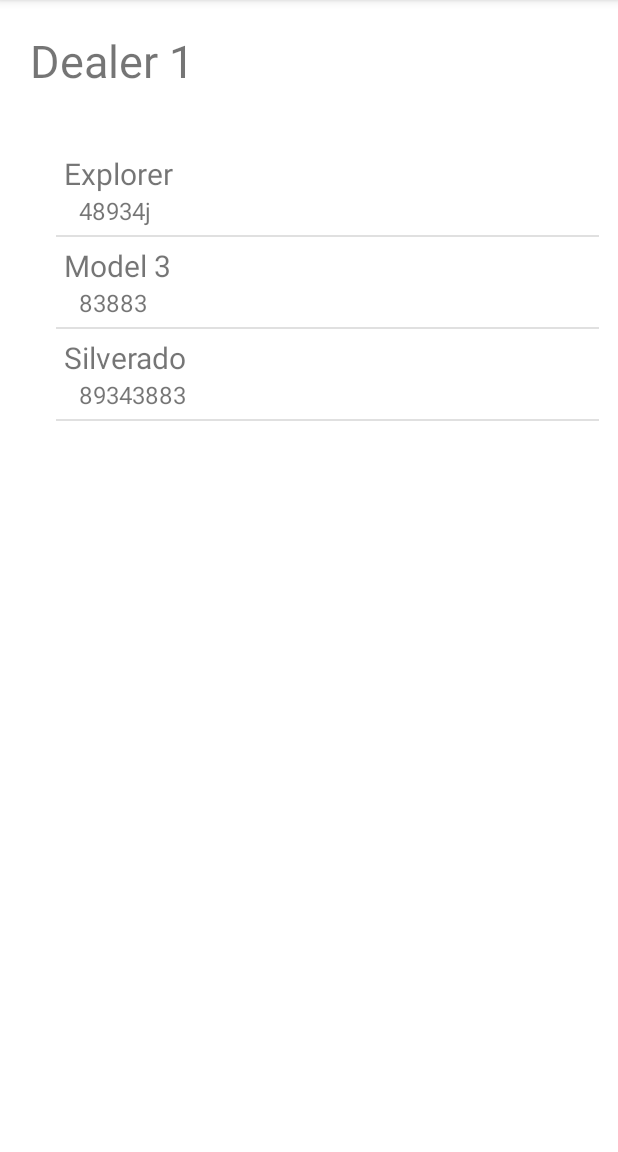
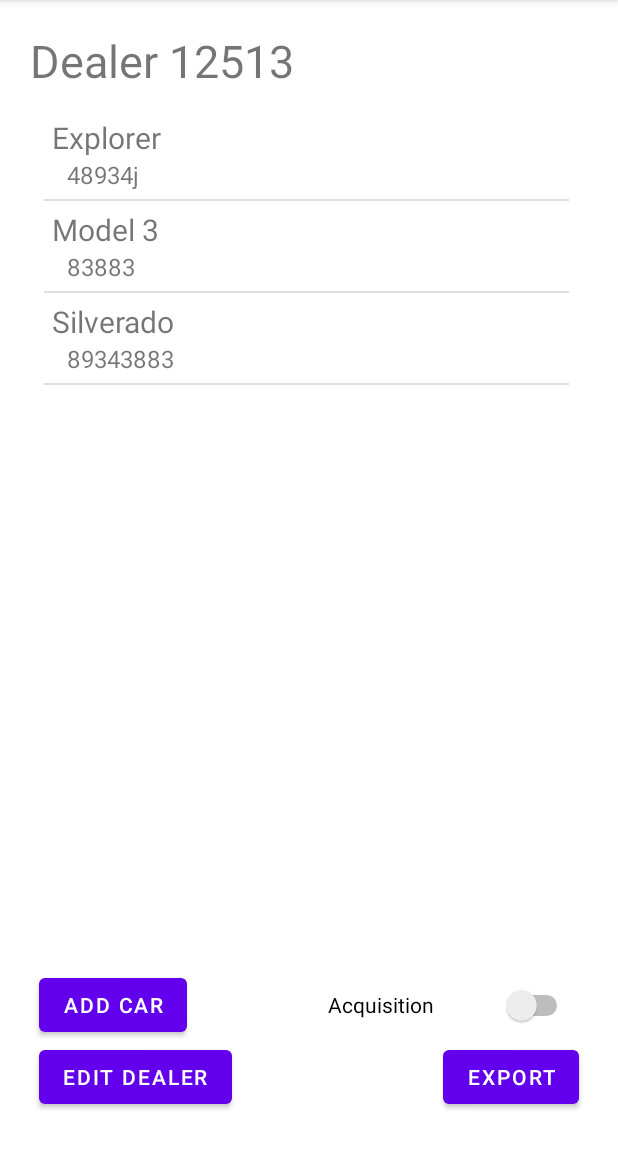
Before and after one commit to Guacamoley/Car-Dealership-Android-App, an Android app: the VehicleListActivity screen opened directly, with no data from a screen before it, on a phone screen of 412 x 824 dp, the part 84-1236 px from its top. Run offline under Robolectric (Android 15) with nearby library versions, the phone set to English and light mode, and no system bars.

Commit message:
add buttons

```diff
--- a/CarDealer/app/src/main/java/edu/metrostate/cardealer/VehicleListActivity.java
+++ b/CarDealer/app/src/main/java/edu/metrostate/cardealer/VehicleListActivity.java
@@ -8,6 +8,7 @@ import android.view.MenuItem;
 import android.view.View;
 import android.widget.AdapterView;
 import android.widget.ListView;
+import android.widget.TextView;
 import android.widget.Toast;
 
 import androidx.annotation.NonNull;
@@ -23,9 +24,16 @@ public class VehicleListActivity extends AppCompatActivity {
         // Get the application instance from the activity
         CarDealerApplication app = (CarDealerApplication) getApplication();
 
+        // Get current dealership selected
+        Dealership dealership = CarDealerApplication.selectedDealer;
+
+        // Set title
+        TextView title = findViewById(R.id.title);
+        title.setText(dealership.getName());
+
         // Create an adapter for the list view
         // TODO: hardcoded to show dealer "485". not sure how to retrieve the dealerId that was clicked.
-        String dealerIdSelected = CarDealerApplication.selectedDealer.getDealershipId();
+        String dealerIdSelected = dealership.getDealershipId();
         VehicleAdapter adapter = new VehicleAdapter(this, app.getVehicleList(dealerIdSelected));
 
         // Find the list view and add the adapter
--- a/CarDealer/app/src/main/res/layout/activity_vehicle_list.xml
+++ b/CarDealer/app/src/main/res/layout/activity_vehicle_list.xml
@@ -14,7 +14,7 @@
         android:layout_width="wrap_content"
         android:layout_height="wrap_content"
         android:layout_margin="10dp"
-        android:text="Dealer 1"
+        android:text="@android:string/unknownName"
         android:textSize="30sp"
         app:layout_constraintEnd_toEndOf="parent"
         app:layout_constraintHorizontal_bias="0.0"
@@ -23,13 +23,53 @@
 
     <ListView
         android:id="@+id/vehicle_list"
-        android:layout_width="362dp"
-        android:layout_height="638dp"
+        android:layout_width="350dp"
+        android:layout_height="520dp"
         android:layout_marginTop="12dp"
         app:layout_constraintBottom_toBottomOf="parent"
         app:layout_constraintEnd_toEndOf="parent"
-        app:layout_constraintHorizontal_bias="0.9"
+        app:layout_constraintHorizontal_bias="0.466"
         app:layout_constraintStart_toStartOf="parent"
-        app:layout_constraintTop_toBottomOf="@id/title" />
+        app:layout_constraintTop_toBottomOf="@id/title"
+        app:layout_constraintVertical_bias="0.0" />
+
+    <Button
+        android:id="@+id/button7"
+        android:layout_width="wrap_content"
+        android:layout_height="wrap_content"
+        android:layout_marginStart="16dp"
+        android:layout_marginBottom="16dp"
+        android:text="@string/button_edit_dealer"
+        app:layout_constraintBottom_toBottomOf="parent"
+        app:layout_constraintStart_toStartOf="parent" />
+
+    <Button
+        android:id="@+id/button8"
+        android:layout_width="wrap_content"
+        android:layout_height="wrap_content"
+        android:layout_marginStart="16dp"
+        android:text="@string/button_add_car"
+        app:layout_constraintBottom_toTopOf="@+id/button7"
+        app:layout_constraintStart_toStartOf="parent" />
+
+    <Switch
+        android:id="@+id/switch2"
+        android:layout_width="163dp"
+        android:layout_height="48dp"
+        android:layout_marginEnd="20dp"
+        android:layout_marginBottom="64dp"
+        android:text="@string/button_acquisition"
+        app:layout_constraintBottom_toBottomOf="parent"
+        app:layout_constraintEnd_toEndOf="parent" />
+
+    <Button
+        android:id="@+id/button9"
+        android:layout_width="wrap_content"
+        android:layout_height="wrap_content"
+        android:layout_marginEnd="16dp"
+        android:layout_marginBottom="16dp"
+        android:text="@string/button_export"
+        app:layout_constraintBottom_toBottomOf="parent"
+        app:layout_constraintEnd_toEndOf="parent" />
 
 </androidx.constraintlayout.widget.ConstraintLayout>
--- a/CarDealer/app/src/main/res/values/strings.xml
+++ b/CarDealer/app/src/main/res/values/strings.xml
@@ -2,4 +2,13 @@
     <string name="app_name">CarDealer</string>
     <string name="dealer_list">Dealer List</string>
     <string name="dealer_name">Dealer Name</string>
+    <string name="title_dealers">Dealers</string>
+    <string name="button_export">Export</string>
+    <string name="button_import">Import</string>
+    <string name="button_acquisition">Acquisition</string>
+    <string name="button_edit_dealer">Edit Dealer</string>
+    <string name="button_add_car">Add Car</string>
+    <string name="button_transfer">Transfer</string>
+    <string name="button_loaned">Loaned</string>
+    <string name="button_edit_car">Edit Car</string>
 </resources>
```
Also changed, not shown: CarDealer/app/src/main/java/edu/metrostate/cardealer/VehicleActivity.java (+10 -1 lines), CarDealer/app/src/main/res/layout/activity_main.xml (+25 -5 lines), CarDealer/app/src/main/res/layout/activity_vehicle.xml (+41 -1 lines).
